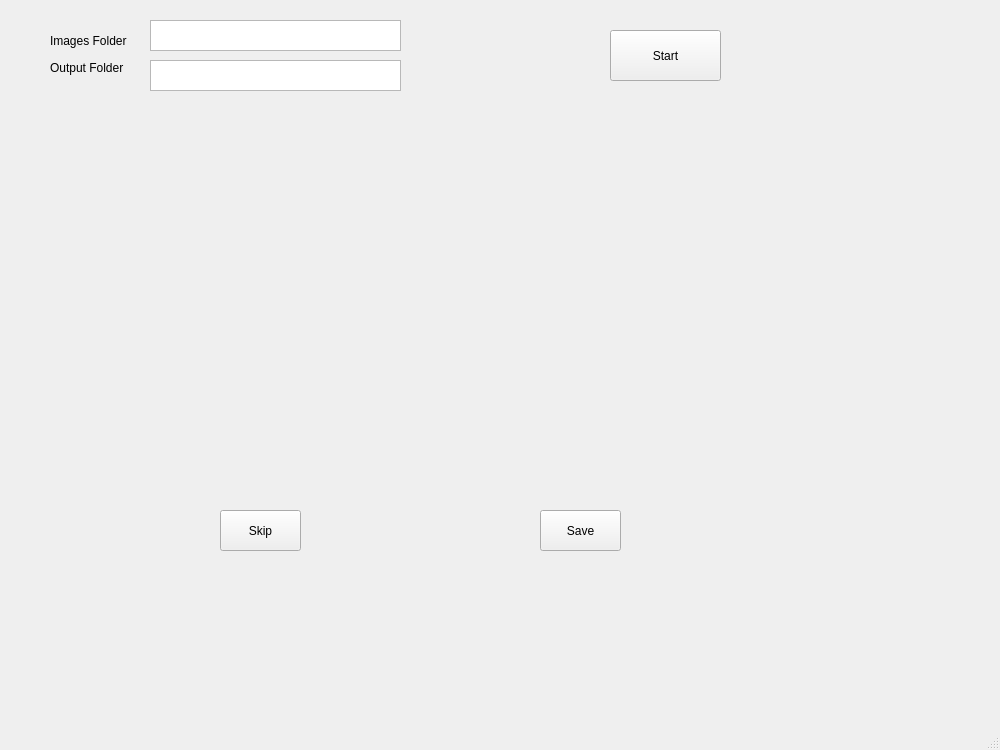
First picture: the form in starter.ui, repository IShamss/Arabic-ALPD, before the edit.
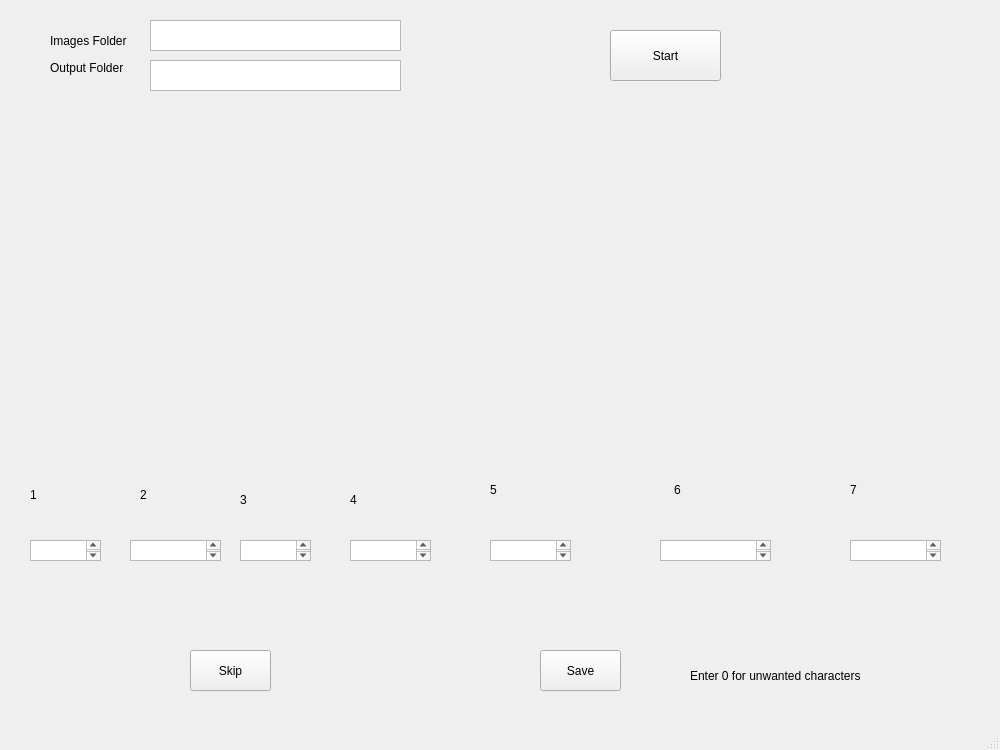
Second picture: the form after the edit.

Commit message: feat:display segmented characters

```diff
--- a/starter.ui
+++ b/starter.ui
@@ -82,8 +82,8 @@
    <widget class="QPushButton" name="skipButton">
     <property name="geometry">
      <rect>
-      <x>220</x>
-      <y>510</y>
+      <x>190</x>
+      <y>650</y>
       <width>81</width>
       <height>41</height>
      </rect>
@@ -96,7 +96,7 @@
     <property name="geometry">
      <rect>
       <x>540</x>
-      <y>510</y>
+      <y>650</y>
       <width>81</width>
       <height>41</height>
      </rect>
@@ -121,8 +121,8 @@
    <widget class="QLabel" name="plateImg">
     <property name="geometry">
      <rect>
-      <x>320</x>
-      <y>400</y>
+      <x>310</x>
+      <y>420</y>
       <width>131</width>
       <height>51</height>
      </rect>
@@ -131,6 +131,180 @@
      <string/>
     </property>
    </widget>
+   <widget class="QLabel" name="seg1">
+    <property name="geometry">
+     <rect>
+      <x>30</x>
+      <y>459</y>
+      <width>71</width>
+      <height>71</height>
+     </rect>
+    </property>
+    <property name="text">
+     <string>1</string>
+    </property>
+   </widget>
+   <widget class="QLabel" name="seg2">
+    <property name="geometry">
+     <rect>
+      <x>140</x>
+      <y>459</y>
+      <width>71</width>
+      <height>71</height>
+     </rect>
+    </property>
+    <property name="text">
+     <string>2</string>
+    </property>
+   </widget>
+   <widget class="QLabel" name="seg3">
+    <property name="geometry">
+     <rect>
+      <x>240</x>
+      <y>469</y>
+      <width>51</width>
+      <height>61</height>
+     </rect>
+    </property>
+    <property name="text">
+     <string>3</string>
+    </property>
+   </widget>
+   <widget class="QLabel" name="seg4">
+    <property name="geometry">
+     <rect>
+      <x>350</x>
+      <y>469</y>
+      <width>51</width>
+      <height>61</height>
+     </rect>
+    </property>
+    <property name="text">
+     <string>4</string>
+    </property>
+   </widget>
+   <widget class="QLabel" name="seg5">
+    <property name="geometry">
+     <rect>
+      <x>490</x>
+      <y>449</y>
+      <width>71</width>
+      <height>81</height>
+     </rect>
+    </property>
+    <property name="text">
+     <string>5</string>
+    </property>
+   </widget>
+   <widget class="QLabel" name="seg6">
+    <property name="geometry">
+     <rect>
+      <x>674</x>
+      <y>449</y>
+      <width>91</width>
+      <height>81</height>
+     </rect>
+    </property>
+    <property name="text">
+     <string>6</string>
+    </property>
+   </widget>
+   <widget class="QLabel" name="seg7">
+    <property name="geometry">
+     <rect>
+      <x>850</x>
+      <y>449</y>
+      <width>71</width>
+      <height>81</height>
+     </rect>
+    </property>
+    <property name="text">
+     <string>7</string>
+    </property>
+   </widget>
+   <widget class="QTextEdit" name="val1">
+    <property name="geometry">
+     <rect>
+      <x>30</x>
+      <y>540</y>
+      <width>71</width>
+      <height>21</height>
+     </rect>
+    </property>
+   </widget>
+   <widget class="QTextEdit" name="val2">
+    <property name="geometry">
+     <rect>
+      <x>130</x>
+      <y>540</y>
+      <width>91</width>
+      <height>21</height>
+     </rect>
+    </property>
+   </widget>
+   <widget class="QTextEdit" name="val3">
+    <property name="geometry">
+     <rect>
+      <x>240</x>
+      <y>540</y>
+      <width>71</width>
+      <height>21</height>
+     </rect>
+    </property>
+   </widget>
+   <widget class="QTextEdit" name="val4">
+    <property name="geometry">
+     <rect>
+      <x>350</x>
+      <y>540</y>
+      <width>81</width>
+      <height>21</height>
+     </rect>
+    </property>
+   </widget>
+   <widget class="QTextEdit" name="val5">
+    <property name="geometry">
+     <rect>
+      <x>490</x>
+      <y>540</y>
+      <width>81</width>
+      <height>21</height>
+     </rect>
+    </property>
+   </widget>
+   <widget class="QTextEdit" name="val6">
+    <property name="geometry">
+     <rect>
+      <x>660</x>
+      <y>540</y>
+      <width>111</width>
+      <height>21</height>
+     </rect>
+    </property>
+   </widget>
+   <widget class="QTextEdit" name="val7">
+    <property name="geometry">
+     <rect>
+      <x>850</x>
+      <y>540</y>
+      <width>91</width>
+      <height>21</height>
+     </rect>
+    </property>
+   </widget>
+   <widget class="QLabel" name="label_3">
+    <property name="geometry">
+     <rect>
+      <x>690</x>
+      <y>660</y>
+      <width>191</width>
+      <height>31</height>
+     </rect>
+    </property>
+    <property name="text">
+     <string>Enter 0 for unwanted characters</string>
+    </property>
+   </widget>
   </widget>
   <widget class="QMenuBar" name="menubar">
    <property name="geometry">
```
The commit also changes 1 other file.
